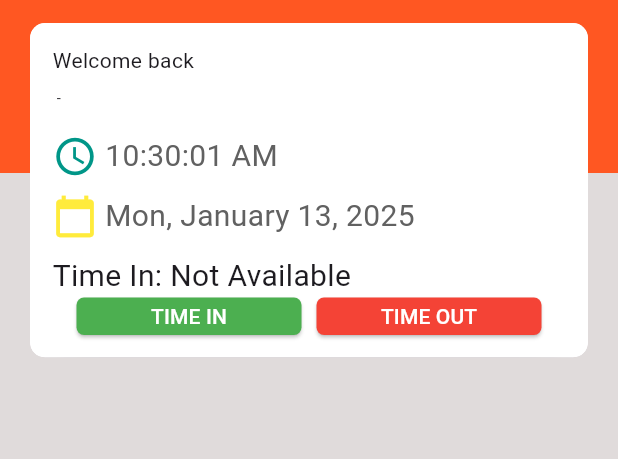
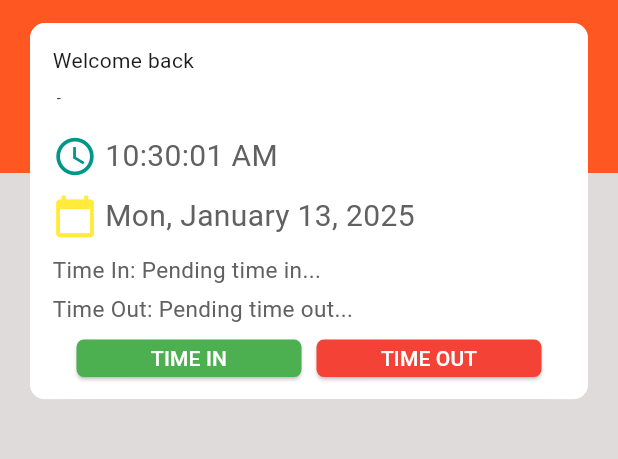
Before and after one commit to arjaymangubat1104/FlutterHRPortal, a Flutter app: the HomePage screen opened by its route, on a phone screen of 412 x 824 dp, the part 61-520 px from its top. Run offline on Flutter 3.47's test engine with Material 3 defaults, Android fonts, the light colour scheme and no system bars; our stand-ins replace cloud_firestore, firebase_auth, firebase_core; accounts and stored records are empty.

Commit message:
Update in displaying time in and out
-Fix issue not display time in and out

```diff
--- a/lib/models/user_model.dart
+++ b/lib/models/user_model.dart
@@ -1,16 +1,12 @@
-import 'package:flutter_attendance_system/models/attendance_model.dart';
 
 class UserModel {
   final String uid;
   final String email;
   final String? displayName;
-  List<UserAttendanceModel> attendanceList;
-
   UserModel({
     required this.uid,
     required this.email,
     this.displayName,
-    this.attendanceList = const [], // Initialize with an empty list
   });
 
   factory UserModel.fromFirebase(Map<String, dynamic> data, String uid) {
@@ -18,11 +14,6 @@ class UserModel {
       uid: uid,
       email: data['email'] ?? '',
       displayName: data['displayName'],
-      attendanceList: data['attendanceList'] != null
-          ? (data['attendanceList'] as List)
-              .map((item) => UserAttendanceModel.fromJson(item))
-              .toList()
-          : [],
     );
   }
 
@@ -31,7 +22,6 @@ class UserModel {
     return {
       'email': email,
       'displayName': displayName,
-      'attendanceList': attendanceList.map((item) => item.toJson()).toList(),
     };
   }
 }
--- a/lib/utils/prompt_dialog_box.dart
+++ b/lib/utils/prompt_dialog_box.dart
@@ -9,6 +9,7 @@ class PromptDialogBox extends StatelessWidget {
   final Function onPressed;
 
   const PromptDialogBox({
+    super.key,
     required this.icon,
     required this.title,
     required this.content,
--- a/lib/viewmodel/attendance_view_model.dart
+++ b/lib/viewmodel/attendance_view_model.dart
@@ -16,6 +16,9 @@ class AttendanceViewModel extends ChangeNotifier{
 
   String? _errorMessage;
   String? get errorMessage => _errorMessage;
+
+  List<UserAttendanceModel> _attendanceList = [];
+  List<UserAttendanceModel> get attendanceList => _attendanceList;
 
   bool _isSuccessInOut = false;
   bool _isSuccessFetch = false;
@@ -109,11 +112,10 @@ class AttendanceViewModel extends ChangeNotifier{
         .where('user_id', isEqualTo: userModel.uid)
         .orderBy('attendance_date', descending: true)
         .get();
-      List<UserAttendanceModel> userAttendanceList = attendanceQuery.docs.map((doc) {
+      _attendanceList = attendanceQuery.docs.map((doc) {
         Map<String, dynamic> data = doc.data() as Map<String, dynamic>;
         return UserAttendanceModel.fromJson(data);
       }).toList();
-      _userModel?.attendanceList = userAttendanceList;
       notifyListeners();
       _isSuccessFetch = true;
     } catch (e) {
@@ -122,21 +124,28 @@ class AttendanceViewModel extends ChangeNotifier{
     }
   }
 
-  // Method to get the latest time in
+  // Method to get the latest time in and convert it to 12-hour format
   String getLatestTimeIn() {
-    if (_userModel != null && _userModel!.attendanceList.isNotEmpty) {
-      return _userModel!.attendanceList.first.timeIn ?? 'Not Available';
+    if (_attendanceList.isNotEmpty) {
+      String? timeIn = _attendanceList.first.timeIn;
+      if (timeIn != null && timeIn.isNotEmpty) {
+        DateTime parsedTime = DateFormat('HH:mm:ss').parse(timeIn);
+        return DateFormat('hh:mm:ss a').format(parsedTime);
+      }
     }
-    return 'Not Available';
+    return 'Pending time in...';
   }
 
-  // Method to get the latest time out
+  // Method to get the latest time out and convert it to 12-hour format
   String getLatestTimeOut() {
-    if (_userModel != null && _userModel!.attendanceList.isNotEmpty) {
-      return _userModel!.attendanceList.first.timeOut ?? 'Not Available';
+    if (_attendanceList.isNotEmpty) {
+      String? timeOut = _attendanceList.first.timeOut;
+      if (timeOut != null && timeOut.isNotEmpty) {
+        DateTime parsedTime = DateFormat('HH:mm:ss').parse(timeOut);
+        return DateFormat('hh:mm:ss a').format(parsedTime);
+      }
     }
-    return 'Not Available';
+    return 'Pending time out...';
   }
 
-
 }
--- a/lib/views/home_page.dart
+++ b/lib/views/home_page.dart
@@ -16,8 +16,8 @@ class HomePage extends StatelessWidget {
     final timeDateViewModel = Provider.of<TimeDateViewModel>(context);
     final attendanceViewModel = Provider.of<AttendanceViewModel>(context);
 
-    WidgetsBinding.instance.addPostFrameCallback((_) {
-      attendanceViewModel.fetchUserAttendance();
+    WidgetsBinding.instance.addPostFrameCallback((_) async{
+      await attendanceViewModel.fetchUserAttendance();
     });
 
     return Scaffold(
@@ -142,11 +142,25 @@ class HomePage extends StatelessWidget {
                             Text(
                               'Time In: ${attendanceViewModel.getLatestTimeIn()}',
                               style: TextStyle(
-                                fontSize: 20,
+                                fontSize: 15,
+                                color: Colors.grey[700]
                               ),
                             ),
                           ],
                         ),
+                        const SizedBox(height: 5),
+                        Row(
+                          children: [
+                            Text(
+                              'Time Out: ${attendanceViewModel.getLatestTimeOut()}',
+                              style: TextStyle(
+                                fontSize: 15,
+                                color: Colors.grey[700]
+                              ),
+                            ),
+                          ],
+                        ),
+                        const SizedBox(height: 10),
                         Row(
                           mainAxisAlignment: MainAxisAlignment.center,
                           children: [
@@ -162,6 +176,7 @@ class HomePage extends StatelessWidget {
                                       content: 'Are you sure you want to time in?',
                                       onYes: () async{
                                         await attendanceViewModel.timeIn();
+                                        await attendanceViewModel.fetchUserAttendance();
                                         Navigator.pop(context);
                                         showDialog(
                                           context: context,
@@ -216,6 +231,7 @@ class HomePage extends StatelessWidget {
                                       content: 'Are you sure you want to time out?',
                                       onYes: () async{
                                         await attendanceViewModel.timeOut();
+                                        await attendanceViewModel.fetchUserAttendance();
                                         Navigator.pop(context);
                                         showDialog(
                                           context: context,
--- a/lib/views/register_page.dart
+++ b/lib/views/register_page.dart
@@ -182,6 +182,7 @@ class _RegisterPageState extends State<RegisterPage> {
                       _displayNameController.text,
                     );
                     if(authViewModel.isSuccessSignUp) {
+                      Navigator.pop(context);
                       showDialog(
                         context: context,
                         builder: (context){
@@ -199,7 +200,6 @@ class _RegisterPageState extends State<RegisterPage> {
                         }
                       );
                     }
-                    Navigator.pop(context);
                   }
                 },
                 style: ElevatedButton.styleFrom(
```
Also changed, not shown: 1 other file.
